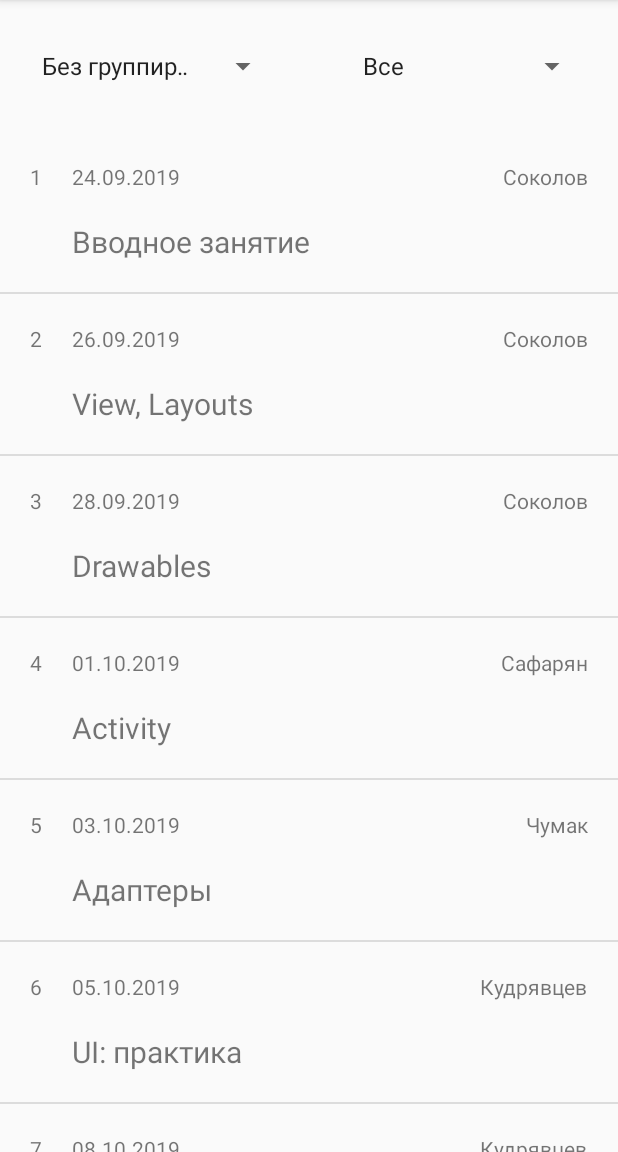
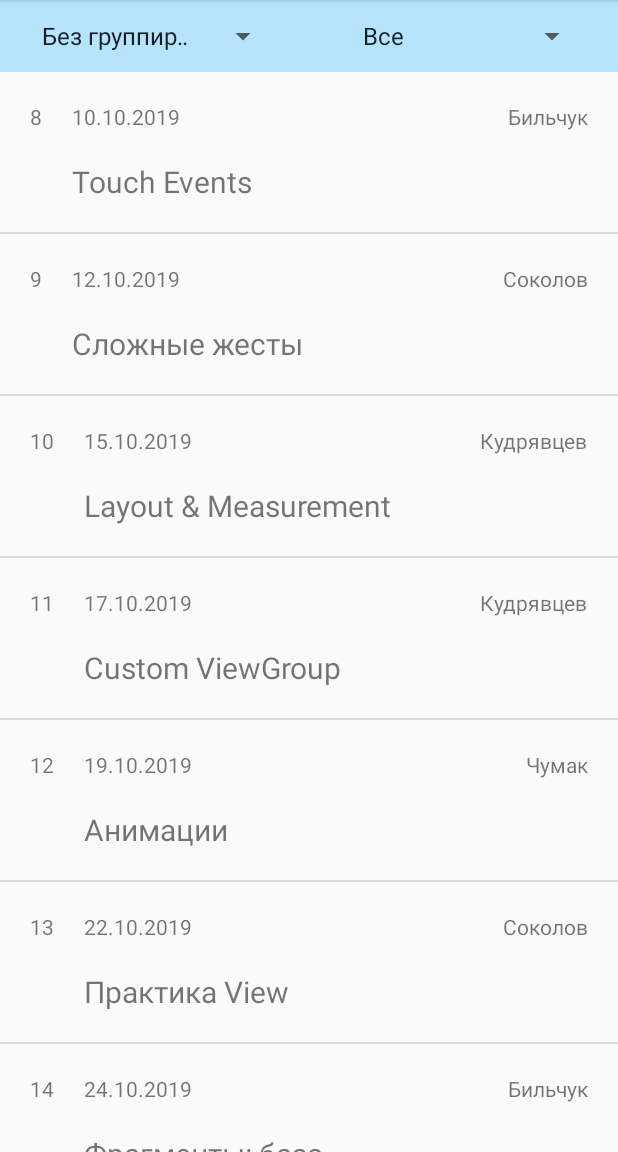
Before and after one commit to rkhusainov/sber-lectures, an Android app: the screen it shows after launch (MainActivity), on a phone screen of 412 x 824 dp, the part 84-1236 px from its top. Run offline under Robolectric (Android 15) with nearby library versions, the phone set to English and light mode, and no system bars.

Commit message:
Fix week count and add scroll to the lecture date

```diff
--- a/app/src/main/java/com/github/rkhusainov/recyclermultipletypes/CourseAdapter.java
+++ b/app/src/main/java/com/github/rkhusainov/recyclermultipletypes/CourseAdapter.java
@@ -1,5 +1,6 @@
 package com.github.rkhusainov.recyclermultipletypes;
 
+import android.content.res.Resources;
 import android.view.LayoutInflater;
 import android.view.View;
 import android.view.ViewGroup;
@@ -15,14 +16,18 @@ public class CourseAdapter extends RecyclerView.Adapter<RecyclerView.ViewHolder>
 
     private final int LECTURE = 0, WEEK = 1;
     private static final int NON_GROUP = 0, GROUP = 1;
+    private static final int LECTURES_IN_WEEK = 3;
 
     private List<Object> mWeekLectures = new ArrayList<>();
-    private List<Lecture> mLectures;
-    private int mGroupStatus=0;
+    private int mGroupStatus = 0;
+    private Resources mResources;
+
+    public CourseAdapter(Resources resources) {
+        mResources = resources;
+    }
 
     public void setLectures(List<Lecture> lectures) {
-        mLectures = lectures;
-        generateWeekLectures();
+        generateLectures(lectures);
         notifyDataSetChanged();
     }
 
@@ -30,23 +35,39 @@ public class CourseAdapter extends RecyclerView.Adapter<RecyclerView.ViewHolder>
         mGroupStatus = status;
     }
 
-    private void generateWeekLectures() {
+    private void generateLectures(@NonNull List<Lecture> lectures) {
         if (mGroupStatus == NON_GROUP) {
-            mWeekLectures = new ArrayList<Object>(mLectures);
+            mWeekLectures = new ArrayList<Object>(lectures);
         } else {
             mWeekLectures.clear();
-            int weekCount = 1;
-            for (int i = 0; i < mLectures.size(); i++) {
-                if (!(i % 3 == 0)) {
-                    mWeekLectures.add(mLectures.get(i));
-                } else {
-                    mWeekLectures.add("Week " + weekCount);
-                    mWeekLectures.add(mLectures.get(i));
-                    weekCount++;
+            int weekIndex = -1;
+            int weekNumber;
+            for (Lecture lecture : lectures) {
+                weekNumber = (lecture.getNumber() - 1) / LECTURES_IN_WEEK;
+                if (weekNumber > weekIndex) {
+                    weekIndex = weekNumber;
+                    mWeekLectures.add(mResources.getString(R.string.week_num, +weekIndex + 1));
                 }
+                mWeekLectures.add(lecture);
             }
         }
     }
+
+    @Override
+    public int getItemViewType(int position) {
+
+        if (mWeekLectures.get(position) instanceof Lecture) {
+            return LECTURE;
+        } else if (mWeekLectures.get(position) instanceof String) {
+            return WEEK;
+        }
+        return -1;
+    }
+
+    public int getLecturePosition(@NonNull Lecture lecture) {
+        return mWeekLectures.indexOf(lecture);
+    }
+
 
     @NonNull
     @Override
@@ -62,6 +83,7 @@ public class CourseAdapter extends RecyclerView.Adapter<RecyclerView.ViewHolder>
             case WEEK:
                 View v2 = inflater.inflate(R.layout.li_week_item, parent, false);
                 viewHolder = new WeekHolder(v2);
+                viewHolder.itemView.setBackgroundColor(mResources.getColor(R.color.colorPrimary));
                 break;
             default:
                 View v = inflater.inflate(android.R.layout.simple_list_item_1, parent, false);
@@ -82,20 +104,10 @@ public class CourseAdapter extends RecyclerView.Adapter<RecyclerView.ViewHolder>
             case WEEK:
                 String week = (String) currentItem;
                 ((WeekHolder) holder).bindWeek(week);
+                ((WeekHolder) holder).mWeek.setTextColor(mResources.getColor(R.color.colorWhite));
             default:
                 break;
         }
-    }
-
-    @Override
-    public int getItemViewType(int position) {
-
-        if (mWeekLectures.get(position) instanceof Lecture) {
-            return LECTURE;
-        } else if (mWeekLectures.get(position) instanceof String) {
-            return WEEK;
-        }
-        return -1;
     }
 
     @Override
@@ -120,7 +132,7 @@ public class CourseAdapter extends RecyclerView.Adapter<RecyclerView.ViewHolder>
         }
 
         private void bindLecture(Lecture currentLecture) {
-            mNumber.setText(currentLecture.getNumber());
+            mNumber.setText(String.valueOf(currentLecture.getNumber()));
             mDate.setText(currentLecture.getDate());
             mTheme.setText(currentLecture.getTheme());
             mLecture.setText(currentLecture.getLector());
--- a/app/src/main/java/com/github/rkhusainov/recyclermultipletypes/CourseListProvider.java
+++ b/app/src/main/java/com/github/rkhusainov/recyclermultipletypes/CourseListProvider.java
@@ -1,45 +1,52 @@
 package com.github.rkhusainov.recyclermultipletypes;
 
+import java.text.ParseException;
+import java.text.SimpleDateFormat;
 import java.util.ArrayList;
 import java.util.Arrays;
+import java.util.Date;
 import java.util.HashSet;
 import java.util.List;
+import java.util.Locale;
 import java.util.Set;
 
 public class CourseListProvider {
+
+    public static final String DATE_FORMAT = "dd.MM.yyyy";
+
     public List<Lecture> mLectures = Arrays.asList(
-            new Lecture("1", "24.09.2019", "Вводное занятие", "Соколов"),
-            new Lecture("2", "26.09.2019", "View, Layouts", "Соколов"),
-            new Lecture("3", "28.09.2019", "Drawables", "Соколов"),
-            new Lecture("4", "01.10.2019", "Activity", "Сафарян"),
-            new Lecture("5", "03.10.2019", "Адаптеры", "Чумак"),
-            new Lecture("6", "05.10.2019", "UI: практика", "Кудрявцев"),
-            new Lecture("7", "08.10.2019", "Custom View", "Кудрявцев"),
-            new Lecture("8", "10.10.2019", "Touch Events", "Бильчук"),
-            new Lecture("9", "12.10.2019", "Сложные жесты", "Соколов"),
-            new Lecture("10", "15.10.2019", "Layout & Measurement", "Кудрявцев"),
-            new Lecture("11", "17.10.2019", "Custom ViewGroup", "Кудрявцев"),
-            new Lecture("12", "19.10.2019", "Анимации", "Чумак"),
-            new Lecture("13", "22.10.2019", "Практика View", "Соколов"),
-            new Lecture("14", "24.10.2019", "Фрагменты: база", "Бильчук"),
-            new Lecture("15", "26.10.2019", "Фрагменты: практика", "Соколов"),
-            new Lecture("16", "29.10.2019", "Фоновая работа", "Чумак"),
-            new Lecture("17", "31.10.2019", "Абстракции фон/UI", "Леонидов"),
-            new Lecture("18", "5.11.2019", "Фон: практика", "Чумак"),
-            new Lecture("19", "7.11.2019", "BroadcastReceiver", "Бильчук"),
-            new Lecture("20", "9.11.2019", "Runtime permissions", "Кудрявцев"),
-            new Lecture("21", "12.11.2019", "Service", "Леонидов"),
-            new Lecture("22", "14.11.2019", "Service: практика", "Леонидов"),
-            new Lecture("23", "16.11.2019", "Service: биндинг", "Леонидов"),
-            new Lecture("24", "19.11.2019", "Preferences", "Сафарян"),
-            new Lecture("25", "21.11.2019", "SQLite", "Бильчук"),
-            new Lecture("26", "23.11.2019", "SQLite: Room", "Соколов"),
-            new Lecture("27", "26.11.2019", "ContentProvider", "Сафарян"),
-            new Lecture("28", "28.11.2019", "FileProvider", "Соколов"),
-            new Lecture("29", "30.11.2019", "Геолокация", "Леонидов"),
-            new Lecture("30", "3.12.2019", "Material", "Чумак"),
-            new Lecture("31", "5.12.2019", "UI-тесты", "Сафарян"),
-            new Lecture("32", "7.12.2019", "Финал", "Соколов")
+            new Lecture(1, "24.09.2019", "Вводное занятие", "Соколов"),
+            new Lecture(2, "26.09.2019", "View, Layouts", "Соколов"),
+            new Lecture(3, "28.09.2019", "Drawables", "Соколов"),
+            new Lecture(4, "01.10.2019", "Activity", "Сафарян"),
+            new Lecture(5, "03.10.2019", "Адаптеры", "Чумак"),
+            new Lecture(6, "05.10.2019", "UI: практика", "Кудрявцев"),
+            new Lecture(7, "08.10.2019", "Custom View", "Кудрявцев"),
+            new Lecture(8, "10.10.2019", "Touch Events", "Бильчук"),
+            new Lecture(9, "12.10.2019", "Сложные жесты", "Соколов"),
+            new Lecture(10, "15.10.2019", "Layout & Measurement", "Кудрявцев"),
+            new Lecture(11, "17.10.2019", "Custom ViewGroup", "Кудрявцев"),
+            new Lecture(12, "19.10.2019", "Анимации", "Чумак"),
+            new Lecture(13, "22.10.2019", "Практика View", "Соколов"),
+            new Lecture(14, "24.10.2019", "Фрагменты: база", "Бильчук"),
+            new Lecture(15, "26.10.2019", "Фрагменты: практика", "Соколов"),
+            new Lecture(16, "29.10.2019", "Фоновая работа", "Чумак"),
+            new Lecture(17, "31.10.2019", "Абстракции фон/UI", "Леонидов"),
+            new Lecture(18, "5.11.2019", "Фон: практика", "Чумак"),
+            new Lecture(19, "7.11.2019", "BroadcastReceiver", "Бильчук"),
+            new Lecture(20, "9.11.2019", "Runtime permissions", "Кудрявцев"),
+            new Lecture(21, "12.11.2019", "Service", "Леонидов"),
+            new Lecture(22, "14.11.2019", "Service: практика", "Леонидов"),
+            new Lecture(23, "16.11.2019", "Service: биндинг", "Леонидов"),
+            new Lecture(24, "19.11.2019", "Preferences", "Сафарян"),
+            new Lecture(25, "21.11.2019", "SQLite", "Бильчук"),
+            new Lecture(26, "23.11.2019", "SQLite: Room", "Соколов"),
+            new Lecture(27, "26.11.2019", "ContentProvider", "Сафарян"),
+            new Lecture(28, "28.11.2019", "FileProvider", "Соколов"),
+            new Lecture(29, "30.11.2019", "Геолокация", "Леонидов"),
+            new Lecture(30, "3.12.2019", "Material", "Чумак"),
+            new Lecture(31, "5.12.2019", "UI-тесты", "Сафарян"),
+            new Lecture(32, "7.12.2019", "Финал", "Соколов")
     );
 
     public List<Lecture> provideLectures() {
@@ -63,4 +70,19 @@ public class CourseListProvider {
         }
         return new ArrayList<>(result);
     }
+
+    public Lecture getLectureByDate(Date date) {
+        SimpleDateFormat format = new SimpleDateFormat(DATE_FORMAT, Locale.getDefault());
+        for (Lecture lecture : mLectures) {
+            try {
+                Date lectureDate = format.parse(lecture.getDate());
+                if (lectureDate != null && lectureDate.after(date)) {
+                    return lecture;
+                }
+            } catch (ParseException e) {
+                e.printStackTrace();
+            }
+        }
+        return mLectures.get(mLectures.size() - 1);
+    }
 }
--- a/app/src/main/java/com/github/rkhusainov/recyclermultipletypes/Lecture.java
+++ b/app/src/main/java/com/github/rkhusainov/recyclermultipletypes/Lecture.java
@@ -3,12 +3,12 @@ package com.github.rkhusainov.recyclermultipletypes;
 import androidx.annotation.NonNull;
 
 public class Lecture {
-    private final String mNumber;
+    private final int mNumber;
     private final String mDate;
     private final String mTheme;
     private final String mLector;
 
-    public Lecture(@NonNull String number,
+    public Lecture(@NonNull int number,
                    @NonNull String date,
                    @NonNull String theme,
                    @NonNull String lector
@@ -19,7 +19,7 @@ public class Lecture {
         mLector = lector;
     }
 
-    public String getNumber() {
+    public int getNumber() {
         return mNumber;
     }
 
--- a/app/src/main/java/com/github/rkhusainov/recyclermultipletypes/MainActivity.java
+++ b/app/src/main/java/com/github/rkhusainov/recyclermultipletypes/MainActivity.java
@@ -13,6 +13,7 @@ import android.widget.Spinner;
 
 import java.util.ArrayList;
 import java.util.Collections;
+import java.util.Date;
 import java.util.List;
 
 public class MainActivity extends AppCompatActivity {
@@ -20,8 +21,7 @@ public class MainActivity extends AppCompatActivity {
     public static final int POSITION_ALL = 0;
     private static final int NON_GROUP = 0, GROUP = 1;
 
-    private RecyclerView mRecyclerView;
-    private CourseAdapter mCourseAdapter = new CourseAdapter();
+    private CourseAdapter mCourseAdapter;
     private CourseListProvider mProvider = new CourseListProvider();
     private List<Lecture> mLectures = new ArrayList<>();
     private List<String> mLectors;
@@ -34,23 +34,34 @@ public class MainActivity extends AppCompatActivity {
         setContentView(R.layout.activity_main);
 
         getLectors();
-        initRecyclerView();
+        initRecyclerView(savedInstanceState == null);
         initSpinner();
     }
 
     private void getLectors() {
-
         mLectors = mProvider.provideLectors();
         Collections.sort(mLectors);
         mLectors.add(POSITION_ALL, getResources().getString(R.string.all));
     }
 
-    private void initRecyclerView() {
-        mRecyclerView = findViewById(R.id.recycler);
-        mRecyclerView.setLayoutManager(new LinearLayoutManager(this, RecyclerView.VERTICAL, false));
+    private void initRecyclerView(boolean isFirstCreate) {
+        RecyclerView recyclerView = findViewById(R.id.recycler);
+        LinearLayoutManager layoutManager = new LinearLayoutManager(this, RecyclerView.VERTICAL, false);
+        recyclerView.setLayoutManager(layoutManager);
+        mCourseAdapter = new CourseAdapter(getResources());
+        mCourseAdapter.setLectures(mProvider.provideLectures());
         DividerItemDecoration dividerItemDecoration = new DividerItemDecoration(this, DividerItemDecoration.VERTICAL);
-        mRecyclerView.addItemDecoration(dividerItemDecoration);
-        mRecyclerView.setAdapter(mCourseAdapter);
+        recyclerView.addItemDecoration(dividerItemDecoration);
+        recyclerView.setAdapter(mCourseAdapter);
+
+        if (isFirstCreate) {
+            Date date = new Date();
+            Lecture nextLecture = mProvider.getLectureByDate(date);
+            int nextLecturePosition = mCourseAdapter.getLecturePosition(nextLecture);
+            if (nextLecturePosition != -1) {
+                recyclerView.scrollToPosition(nextLecturePosition);
+            }
+        }
     }
 
     private void initSpinner() {
--- a/app/src/main/res/layout/activity_main.xml
+++ b/app/src/main/res/layout/activity_main.xml
@@ -9,27 +9,30 @@
     <LinearLayout
         android:layout_width="match_parent"
         android:layout_height="wrap_content"
+        android:background="@color/colorBlue"
         android:orientation="horizontal">
 
         <Spinner
             android:id="@+id/week_group_spinner"
             android:layout_width="0dp"
             android:layout_height="wrap_content"
-            android:layout_margin="@dimen/default_margin"
+            android:layout_marginStart="@dimen/default_margin"
+            android:layout_marginEnd="@dimen/default_margin"
             android:layout_weight="1" />
 
         <Spinner
             android:id="@+id/lectors_spinner"
             android:layout_width="0dp"
             android:layout_height="wrap_content"
-            android:layout_margin="@dimen/default_margin"
+            android:layout_marginStart="@dimen/default_margin"
+            android:layout_marginEnd="@dimen/default_margin"
             android:layout_weight="1" />
 
     </LinearLayout>
 
     <androidx.recyclerview.widget.RecyclerView
         android:id="@+id/recycler"
-        android:layout_width="wrap_content"
-        android:layout_height="wrap_content" />
+        android:layout_width="match_parent"
+        android:layout_height="match_parent" />
 
 </LinearLayout>
--- a/app/src/main/res/values/colors.xml
+++ b/app/src/main/res/values/colors.xml
@@ -2,5 +2,7 @@
 <resources>
     <color name="colorPrimary">#008577</color>
     <color name="colorPrimaryDark">#00574B</color>
+    <color name="colorBlue">#6853C4FF</color>
     <color name="colorAccent">#D81B60</color>
+    <color name="colorWhite">#FFFFFF</color>
 </resources>
--- a/app/src/main/res/values/strings.xml
+++ b/app/src/main/res/values/strings.xml
@@ -1,6 +1,7 @@
 <resources>
     <string name="app_name">Android lectures</string>
     <string name="all">Все</string>
+    <string name="week_num">Неделя %1$d</string>
 
     <string-array name="group_status">
         <item>Без группировки</item>
```
